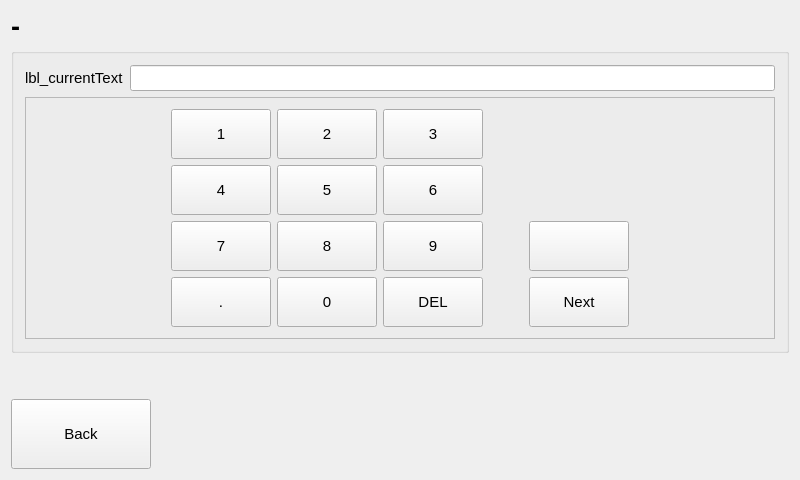
This is v3/qt/numInput/numInput.ui in twschung/IoT-Smart-Scale as Qt 5 draws it before an edit. The edited form follows.
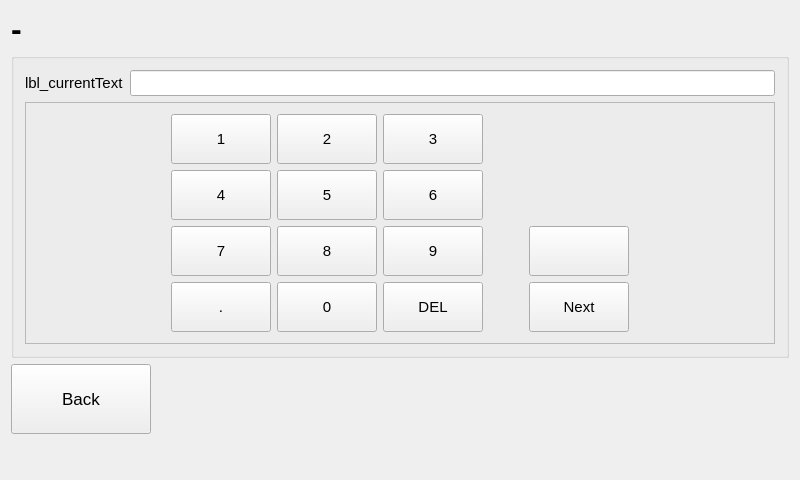
This is the edited form.

What changed in the file:
```diff
--- a/v3/qt/numInput/numInput.ui
+++ b/v3/qt/numInput/numInput.ui
@@ -12,7 +12,6 @@
   </property>
   <property name="font">
    <font>
-    <family>Arial</family>
     <pointsize>11</pointsize>
    </font>
   </property>
@@ -20,6 +19,79 @@
    <string>newLogin</string>
   </property>
   <layout class="QGridLayout" name="gridLayout">
+   <item row="2" column="0">
+    <widget class="QPushButton" name="btn_back">
+     <property name="minimumSize">
+      <size>
+       <width>140</width>
+       <height>70</height>
+      </size>
+     </property>
+     <property name="font">
+      <font>
+       <pointsize>13</pointsize>
+      </font>
+     </property>
+     <property name="text">
+      <string>Back</string>
+     </property>
+    </widget>
+   </item>
+   <item row="0" column="0" colspan="4">
+    <widget class="QLabel" name="lbl_title">
+     <property name="sizePolicy">
+      <sizepolicy hsizetype="Preferred" vsizetype="Fixed">
+       <horstretch>0</horstretch>
+       <verstretch>0</verstretch>
+      </sizepolicy>
+     </property>
+     <property name="maximumSize">
+      <size>
+       <width>16777215</width>
+       <height>36</height>
+      </size>
+     </property>
+     <property name="font">
+      <font>
+       <pointsize>24</pointsize>
+       <weight>75</weight>
+       <bold>true</bold>
+      </font>
+     </property>
+     <property name="text">
+      <string>-</string>
+     </property>
+    </widget>
+   </item>
+   <item row="2" column="1">
+    <spacer name="horizontalSpacer">
+     <property name="orientation">
+      <enum>Qt::Horizontal</enum>
+     </property>
+     <property name="sizeHint" stdset="0">
+      <size>
+       <width>40</width>
+       <height>20</height>
+      </size>
+     </property>
+    </spacer>
+   </item>
+   <item row="3" column="0">
+    <spacer name="verticalSpacer_2">
+     <property name="orientation">
+      <enum>Qt::Vertical</enum>
+     </property>
+     <property name="sizeType">
+      <enum>QSizePolicy::Preferred</enum>
+     </property>
+     <property name="sizeHint" stdset="0">
+      <size>
+       <width>17</width>
+       <height>40</height>
+      </size>
+     </property>
+    </spacer>
+   </item>
    <item row="1" column="0" colspan="4">
     <widget class="QGroupBox" name="groupBox">
      <property name="title">
@@ -52,11 +124,6 @@
              <height>50</height>
             </size>
            </property>
-           <property name="font">
-            <font>
-             <family>Arial</family>
-            </font>
-           </property>
            <property name="text">
             <string>7</string>
            </property>
@@ -76,11 +143,6 @@
              <height>50</height>
             </size>
            </property>
-           <property name="font">
-            <font>
-             <family>Arial</family>
-            </font>
-           </property>
            <property name="text">
             <string>8</string>
            </property>
@@ -100,11 +162,6 @@
              <height>50</height>
             </size>
            </property>
-           <property name="font">
-            <font>
-             <family>Arial</family>
-            </font>
-           </property>
            <property name="text">
             <string>9</string>
            </property>
@@ -124,11 +181,6 @@
              <height>50</height>
             </size>
            </property>
-           <property name="font">
-            <font>
-             <family>Arial</family>
-            </font>
-           </property>
            <property name="text">
             <string>DEL</string>
            </property>
@@ -148,11 +200,6 @@
              <height>50</height>
             </size>
            </property>
-           <property name="font">
-            <font>
-             <family>Arial</family>
-            </font>
-           </property>
            <property name="text">
             <string>6</string>
            </property>
@@ -172,11 +219,6 @@
              <height>50</height>
             </size>
            </property>
-           <property name="font">
-            <font>
-             <family>Arial</family>
-            </font>
-           </property>
            <property name="text">
             <string>5</string>
            </property>
@@ -196,11 +238,6 @@
              <height>50</height>
             </size>
            </property>
-           <property name="font">
-            <font>
-             <family>Arial</family>
-            </font>
-           </property>
            <property name="text">
             <string>0</string>
            </property>
@@ -220,11 +257,6 @@
              <height>50</height>
             </size>
            </property>
-           <property name="font">
-            <font>
-             <family>Arial</family>
-            </font>
-           </property>
            <property name="text">
             <string>4</string>
            </property>
@@ -244,11 +276,6 @@
              <height>50</height>
             </size>
            </property>
-           <property name="font">
-            <font>
-             <family>Arial</family>
-            </font>
-           </property>
            <property name="text">
             <string>3</string>
            </property>
@@ -268,11 +295,6 @@
              <height>50</height>
             </size>
            </property>
-           <property name="font">
-            <font>
-             <family>Arial</family>
-            </font>
-           </property>
            <property name="text">
             <string>1</string>
            </property>
@@ -292,11 +314,6 @@
              <height>50</height>
             </size>
            </property>
-           <property name="font">
-            <font>
-             <family>Arial</family>
-            </font>
-           </property>
            <property name="text">
             <string>.</string>
            </property>
@@ -316,11 +333,6 @@
              <height>16777215</height>
             </size>
            </property>
-           <property name="font">
-            <font>
-             <family>Arial</family>
-            </font>
-           </property>
            <property name="text">
             <string/>
            </property>
@@ -353,11 +365,6 @@
              <height>50</height>
             </size>
            </property>
-           <property name="font">
-            <font>
-             <family>Arial</family>
-            </font>
-           </property>
            <property name="text">
             <string>2</string>
            </property>
@@ -383,11 +390,6 @@
              <height>16777215</height>
             </size>
            </property>
-           <property name="font">
-            <font>
-             <family>Arial</family>
-            </font>
-           </property>
            <property name="text">
             <string>Next</string>
            </property>
@@ -429,11 +431,6 @@
        <layout class="QFormLayout" name="formLayout">
         <item row="0" column="0">
          <widget class="QLabel" name="lbl_currentText">
-          <property name="font">
-           <font>
-            <family>Arial</family>
-           </font>
-          </property>
           <property name="text">
            <string>lbl_currentText</string>
           </property>
@@ -451,71 +448,6 @@
      </layout>
     </widget>
    </item>
-   <item row="0" column="0" colspan="4">
-    <widget class="QLabel" name="lbl_title">
-     <property name="sizePolicy">
-      <sizepolicy hsizetype="Preferred" vsizetype="Fixed">
-       <horstretch>0</horstretch>
-       <verstretch>0</verstretch>
-      </sizepolicy>
-     </property>
-     <property name="font">
-      <font>
-       <family>Arial</family>
-       <pointsize>20</pointsize>
-       <weight>75</weight>
-       <bold>true</bold>
-      </font>
-     </property>
-     <property name="text">
-      <string>-</string>
-     </property>
-    </widget>
-   </item>
-   <item row="3" column="0">
-    <widget class="QPushButton" name="btn_back">
-     <property name="minimumSize">
-      <size>
-       <width>140</width>
-       <height>70</height>
-      </size>
-     </property>
-     <property name="font">
-      <font>
-       <family>Arial</family>
-      </font>
-     </property>
-     <property name="text">
-      <string>Back</string>
-     </property>
-    </widget>
-   </item>
-   <item row="3" column="1">
-    <spacer name="horizontalSpacer">
-     <property name="orientation">
-      <enum>Qt::Horizontal</enum>
-     </property>
-     <property name="sizeHint" stdset="0">
-      <size>
-       <width>40</width>
-       <height>20</height>
-      </size>
-     </property>
-    </spacer>
-   </item>
-   <item row="2" column="0">
-    <spacer name="verticalSpacer">
-     <property name="orientation">
-      <enum>Qt::Vertical</enum>
-     </property>
-     <property name="sizeHint" stdset="0">
-      <size>
-       <width>20</width>
-       <height>40</height>
-      </size>
-     </property>
-    </spacer>
-   </item>
   </layout>
  </widget>
  <layoutdefault spacing="6" margin="11"/>
```
